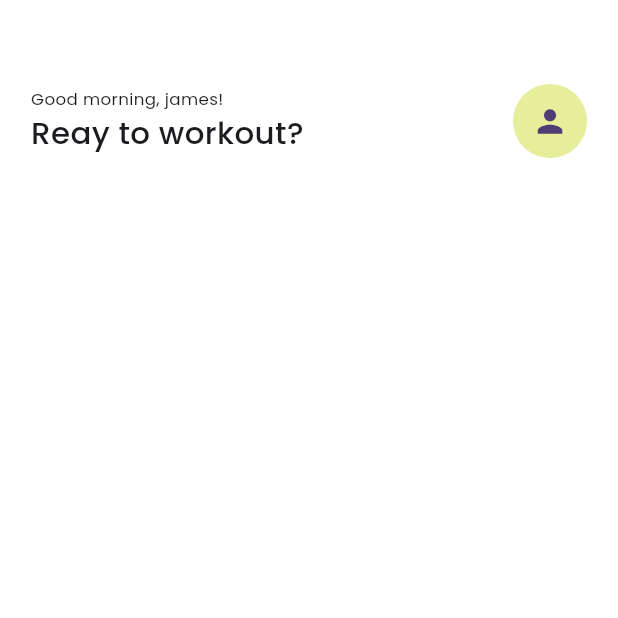
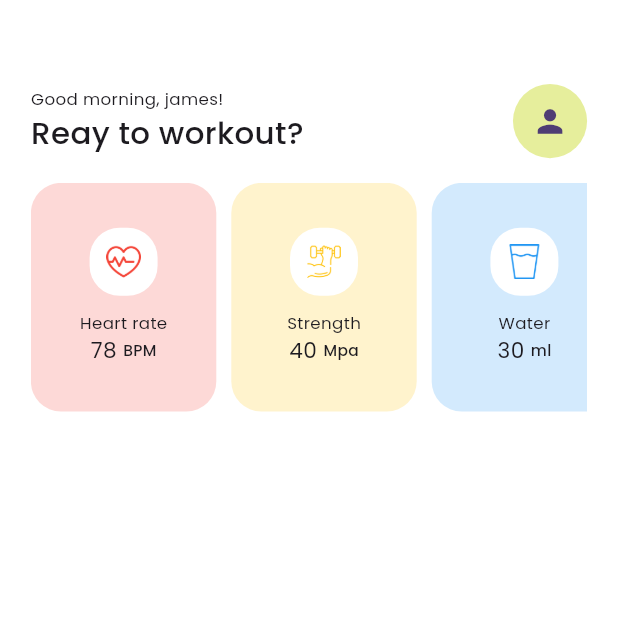
Before and after one commit to Ch-Muhammad-Tahir/Gym-Mobile-UI, a Flutter app: the HomeScreen screen opened directly, on a phone screen of 412 x 824 dp, the top half of it. Run offline on Flutter 3.47's test engine with Material 3 defaults, Android fonts, the phone set to English and light mode, and no system bars.

Commit message:
Add daily workout list view

```diff
--- a/lib/presentation/home_screen/home_screen.dart
+++ b/lib/presentation/home_screen/home_screen.dart
@@ -1,5 +1,5 @@
 import 'package:flutter/material.dart';
-import 'package:gym_ui/common_widgets/custom_appbar.dart';
+import 'package:gym_ui/presentation/home_screen/widgets/daily_workout_list_view.dart';
 
 import 'widgets/top_bar_widget.dart';
 
@@ -19,7 +19,11 @@ class HomeScreen extends StatelessWidget {
             SizedBox(
               height: AppBar().preferredSize.height,
             ),
-            const TopBarWidget()
+            const TopBarWidget(),
+            SizedBox(
+              height: size.width * 0.04,
+            ),
+            const DailyWorkOutListView()
           ],
         ),
       ),
--- /dev/null
+++ b/lib/presentation/home_screen/model/daily_work_out_object.dart
@@ -0,0 +1,16 @@
+import 'package:flutter/material.dart';
+
+class DailyWorkOutObject {
+  final String image;
+  final String title;
+  final String data;
+  final String notation;
+  final Color color;
+
+  DailyWorkOutObject(
+      {required this.image,
+      required this.title,
+      required this.color,
+      required this.data,
+      required this.notation});
+}
--- /dev/null
+++ b/lib/presentation/home_screen/widgets/daily_workout_list_view.dart
@@ -0,0 +1,29 @@
+import 'package:flutter/material.dart';
+import 'package:gym_ui/presentation/home_screen/widgets/daliy_workout_tile.dart';
+import 'package:gym_ui/utilities/app_constants.dart';
+
+class DailyWorkOutListView extends StatelessWidget {
+  const DailyWorkOutListView({super.key});
+
+  @override
+  Widget build(BuildContext context) {
+    var size = MediaQuery.sizeOf(context);
+    return SizedBox(
+      height: size.width * 0.37,
+      child: ListView.separated(
+          shrinkWrap: true,
+          scrollDirection: Axis.horizontal,
+          itemBuilder: (context, index) {
+            return DailyWorkOutTile(
+              object: AppConstants.workoutList[index],
+            );
+          },
+          separatorBuilder: (context, index) {
+            return const SizedBox(
+              width: 10,
+            );
+          },
+          itemCount: AppConstants.workoutList.length),
+    );
+  }
+}
--- /dev/null
+++ b/lib/presentation/home_screen/widgets/daliy_workout_tile.dart
@@ -0,0 +1,69 @@
+import 'package:flutter/material.dart';
+import 'package:gym_ui/presentation/home_screen/model/daily_work_out_object.dart';
+import 'package:gym_ui/utilities/app_assets.dart';
+
+import '../../../common_widgets/custom_text.dart';
+
+class DailyWorkOutTile extends StatelessWidget {
+  final DailyWorkOutObject object;
+  const DailyWorkOutTile({
+    super.key,
+    required this.object,
+  });
+
+  @override
+  Widget build(BuildContext context) {
+    var size = MediaQuery.sizeOf(context);
+    return Container(
+      height: size.width * 0.35,
+      width: size.width * 0.3,
+      decoration: BoxDecoration(
+          color: object.color.withOpacity(0.2),
+          borderRadius: BorderRadius.circular(20)),
+      child: Column(
+        mainAxisAlignment: MainAxisAlignment.center,
+        children: [
+          Container(
+            padding: EdgeInsets.all(size.width * 0.027),
+            height: size.width * 0.11,
+            width: size.width * 0.11,
+            decoration: BoxDecoration(
+                color: Colors.white, borderRadius: BorderRadius.circular(20)),
+            child: Image.asset(
+              object.image,
+              color: object.color,
+              height: size.width * 0.1,
+              width: size.width * 0.1,
+            ),
+          ),
+          SizedBox(
+            height: size.width * 0.025,
+          ),
+          MyText(
+            text: object.title,
+            fontSize: size.width * 0.027,
+            fontWeight: FontWeight.w400,
+          ),
+          Row(
+            mainAxisAlignment: MainAxisAlignment.center,
+            children: [
+              MyText(
+                text: object.data,
+                fontSize: size.width * 0.035,
+                fontWeight: FontWeight.w400,
+              ),
+              SizedBox(
+                width: size.width * 0.01,
+              ),
+              MyText(
+                text: object.notation,
+                fontSize: size.width * 0.025,
+                fontWeight: FontWeight.w500,
+              ),
+            ],
+          )
+        ],
+      ),
+    );
+  }
+}
--- a/lib/utilities/app_constants.dart
+++ b/lib/utilities/app_constants.dart
@@ -1,3 +1,33 @@
-class AppConstants{
+import 'package:flutter/material.dart';
+import 'package:gym_ui/utilities/app_assets.dart';
 
+import '../presentation/home_screen/model/daily_work_out_object.dart';
+
+class AppConstants {
+  static List<DailyWorkOutObject> workoutList = [
+    DailyWorkOutObject(
+        image: AppAssets.heart,
+        title: "Heart rate",
+        color: Colors.red,
+        data: "78",
+        notation: "BPM"),
+    DailyWorkOutObject(
+        image: AppAssets.dumble,
+        title: "Strength",
+        color: Colors.amber,
+        data: "40",
+        notation: "Mpa"),
+    DailyWorkOutObject(
+        image: AppAssets.glass,
+        title: "Water",
+        color: Colors.blue,
+        data: "30",
+        notation: "ml"),
+    DailyWorkOutObject(
+        image: AppAssets.muscle,
+        title: "Workout",
+        color: Colors.cyanAccent,
+        data: "70",
+        notation: "Rpa"),
+  ];
 }
```
